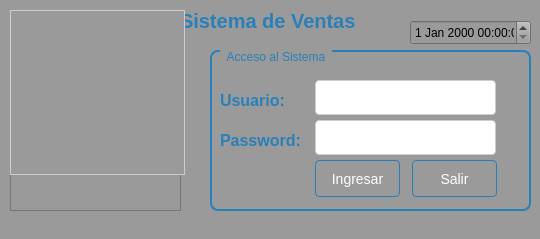
First picture: the form in Sistema de ventas/ui/FrmLogin.ui, repository CodeDrTech/DevelopPython, before the edit.
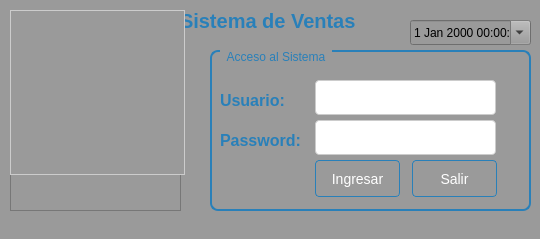
Second picture: the form after the edit.

Patch:
```diff
--- a/Sistema de ventas/ui/FrmLogin.ui
+++ b/Sistema de ventas/ui/FrmLogin.ui
@@ -28,6 +28,12 @@
       <height>25</height>
      </rect>
     </property>
+    <property name="readOnly">
+     <bool>true</bool>
+    </property>
+    <property name="calendarPopup">
+     <bool>true</bool>
+    </property>
    </widget>
    <widget class="QLabel" name="label">
     <property name="geometry">
```
